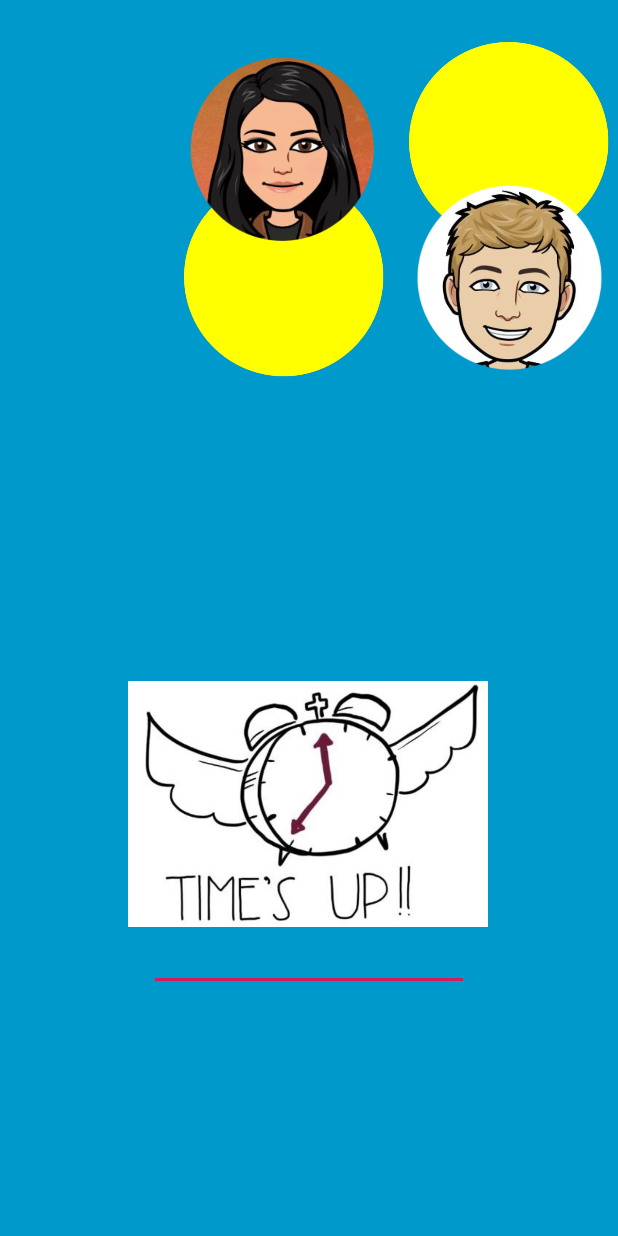
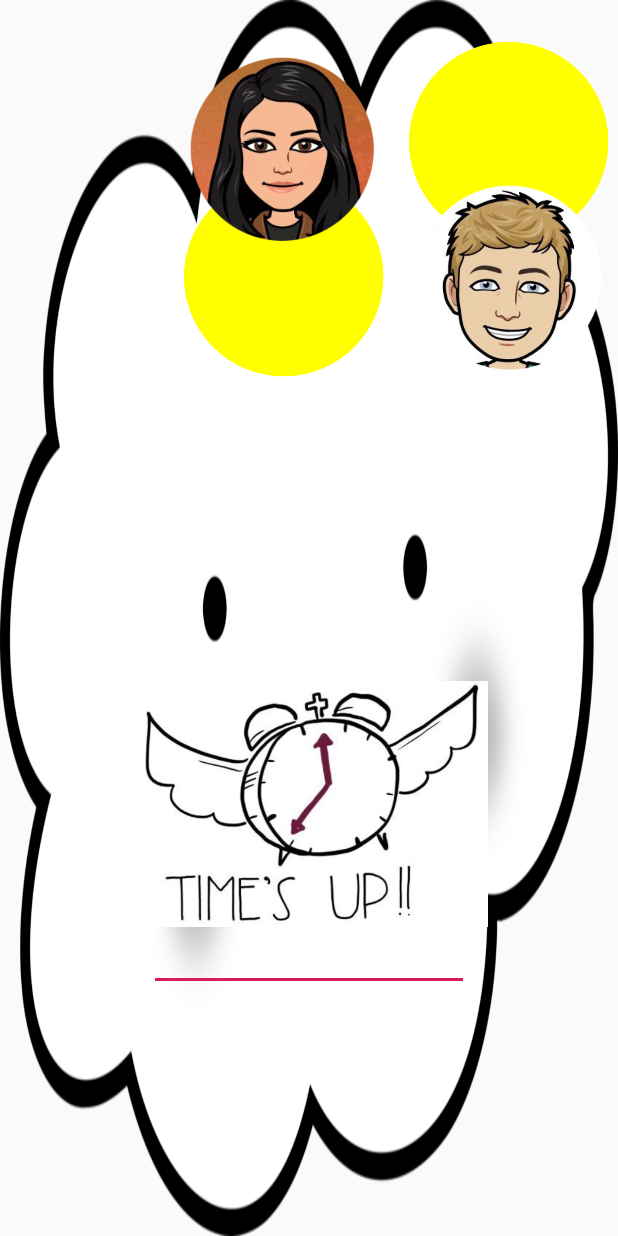
Before and after one commit to Lon19/team-6, an Android app: the layout activity_game1.xml on its own in the app's theme, with its tools: preview values and no code run, on a phone screen of 412 x 824 dp. Run offline under Robolectric (Android 15) with nearby library versions, the phone set to English and light mode, and no system bars.

Commit message:
omg we have backgrounds

```diff
--- a/Android/app/src/main/res/layout/activity_game1.xml
+++ b/Android/app/src/main/res/layout/activity_game1.xml
@@ -5,7 +5,7 @@
     android:id="@+id/frameLayout"
     android:layout_width="match_parent"
     android:layout_height="match_parent"
-    android:background="#0099cc"
+    android:background="@drawable/cute_cloud"
     tools:context=".Game1">
 
     <!-- The primary full-screen view. This can be replaced with whatever view
--- a/Android/app/src/main/res/layout/activity_game_draw.xml
+++ b/Android/app/src/main/res/layout/activity_game_draw.xml
@@ -5,7 +5,7 @@
     android:id="@+id/frameLayout2"
     android:layout_width="match_parent"
     android:layout_height="match_parent"
-    android:background="#0099cc"
+    android:background="@drawable/flowerybackground"
     tools:context=".GameDraw">
 
     <!-- The primary full-screen view. This can be replaced with whatever view
--- a/Android/app/src/main/res/layout/activity_game_guess.xml
+++ b/Android/app/src/main/res/layout/activity_game_guess.xml
@@ -4,7 +4,7 @@
     xmlns:tools="http://schemas.android.com/tools"
     android:layout_width="match_parent"
     android:layout_height="match_parent"
-    android:background="#0099cc"
+    android:background="@drawable/flowerybackground"
     tools:context=".GameGuess"
     android:id="@+id/frameLayout4">
 
```
